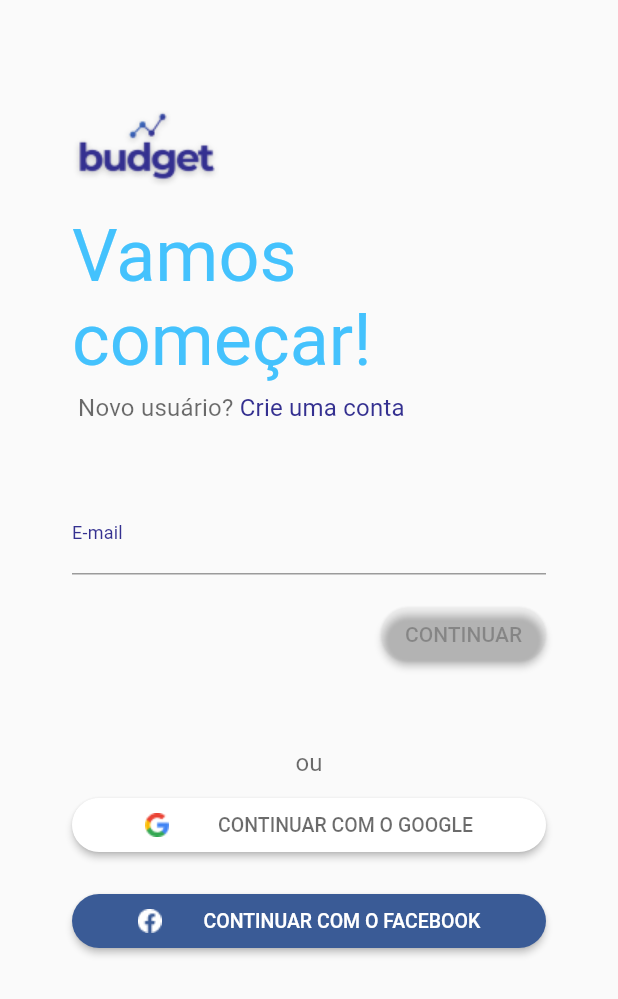
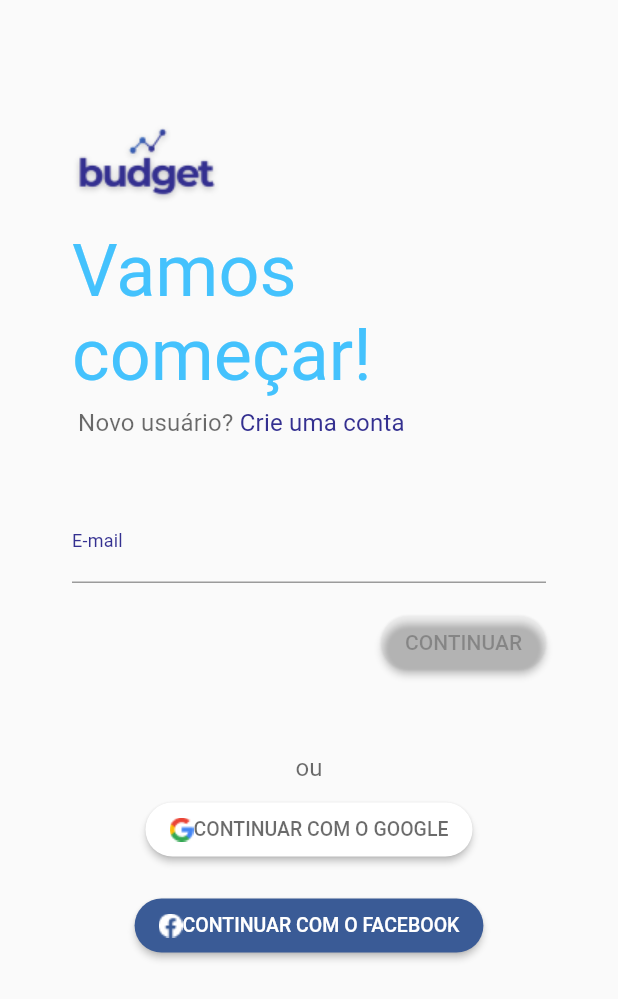
Before and after one commit to devguusta/RaroAcademy_Budget, a Flutter app: the screen it shows after launch, on a phone screen of 412 x 824 dp. Shown: the top 999 px of the screen. Run offline on Flutter 3.47's test engine with Material 2 defaults, Android fonts, the phone set to English and light mode, and no system bars; our stand-ins replace connectivity; missing offline and left inert: animated_card; project files that could hold a hidden picture were left out.

Commit message:
refactor: reajustes no layout initial page

```diff
--- a/lib/modules/home-page-filled/home_page.dart
+++ b/lib/modules/home-page-filled/home_page.dart
@@ -21,9 +21,10 @@ class _HomePageState extends State<HomePage> {
   late StreamSubscription sub;
   late bool isInternet = true;
   @override
-  void initState()  {
-    Future.delayed(Duration(seconds: 1), () {
-      sub =  Connectivity().onConnectivityChanged.listen((result) {
+  void initState() {
+    WidgetsBinding.instance!.addPostFrameCallback((_) {
+      checkInternet();
+      sub = Connectivity().onConnectivityChanged.listen((result) {
         setState(() {
           isInternet = (result != ConnectivityResult.none);
         });
@@ -31,6 +32,12 @@ class _HomePageState extends State<HomePage> {
     });
 
     super.initState();
+  }
+
+  void checkInternet() async {
+    if ((await Connectivity().checkConnectivity()) == ConnectivityResult.none) {
+      isInternet = false;
+    }
   }
 
   @override
@@ -72,7 +79,11 @@ class _HomePageState extends State<HomePage> {
                   mainAxisAlignment: MainAxisAlignment.center,
                   children: [
                     SizedBox(height: size.height * 0.3),
-                    Center(child: Text("Erro na\nconexão", style: AppTextStyles.kNoConnection,)),
+                    Center(
+                        child: Text(
+                      "Erro na\nconexão",
+                      style: AppTextStyles.kNoConnection,
+                    )),
                     Padding(
                       padding: const EdgeInsets.only(top: 24.0),
                       child: NextButtonWidget(
@@ -83,8 +94,7 @@ class _HomePageState extends State<HomePage> {
                   ],
                 ),
         ),
-          floatingActionButtonLocation:
-              FloatingActionButtonLocation.centerFloat,
+        floatingActionButtonLocation: FloatingActionButtonLocation.centerFloat,
         floatingActionButton: isInternet
             ? NextButtonWidget(
                 onTap: () {},
@@ -95,6 +105,4 @@ class _HomePageState extends State<HomePage> {
       ),
     );
   }
-
-
 }
--- a/lib/modules/login-page/initial_login_page.dart
+++ b/lib/modules/login-page/initial_login_page.dart
@@ -27,15 +27,23 @@ class _InitialLoginPageState extends State<InitialLoginPage> {
 
   @override
   Widget build(BuildContext context) {
+    Size size = MediaQuery.of(context).size;
     return Scaffold(
+      resizeToAvoidBottomInset: false,
       body: SingleChildScrollView(
         child: Column(
           crossAxisAlignment: CrossAxisAlignment.start,
+          mainAxisSize: MainAxisSize.min,
           children: [
-            const SizedBox(height: 72),
-            Padding(
+            SizedBox(height: size.height * 0.1),
+            Visibility(
+              visible: MediaQuery.of(context).viewInsets.bottom == 0,
+              child: Padding(
                 padding: const EdgeInsets.only(left: 48.0),
-              child: Image.asset(AppImages.logoBudget),
+                child: Hero(
+                tag: 'initial_logo',
+                child: Image.asset(AppImages.logoBudget)),
+              ),
             ),
             const Padding(
               padding: EdgeInsets.only(left: 48.0, top: 16),
@@ -59,7 +67,7 @@ class _InitialLoginPageState extends State<InitialLoginPage> {
                 ],
               ),
             ),
-            const SizedBox(height: 46),
+            SizedBox(height: size.height * 0.05),
             Form(
               key: _formKey,
               child: Column(
@@ -100,7 +108,7 @@ class _InitialLoginPageState extends State<InitialLoginPage> {
                       ),
                     ),
                   ),
-                  const SizedBox(height: 52),
+                  SizedBox(height: size.height * 0.06),
                   const Text(
                     "ou",
                     style: AppTextStyles.kSecondaryTextLoginPage,
@@ -108,6 +116,9 @@ class _InitialLoginPageState extends State<InitialLoginPage> {
                   const SizedBox(height: 8),
                   Padding(
                     padding: const EdgeInsets.symmetric(horizontal: 48.0),
+                    child: Expanded(
+                      child: FittedBox(
+                        fit: BoxFit.fitWidth,
                         child: ElevatedButton(
                           style: TextButton.styleFrom(
                             primary: AppColors.kTextButtonColor,
@@ -129,9 +140,14 @@ class _InitialLoginPageState extends State<InitialLoginPage> {
                           ),
                         ),
                       ),
+                    ),
+                  ),
                   const SizedBox(height: 16),
                   Padding(
                     padding: const EdgeInsets.symmetric(horizontal: 48.0),
+                    child: Expanded(
+                      child: FittedBox(
+                        fit: BoxFit.fitWidth,
                         child: ElevatedButton(
                           style: TextButton.styleFrom(
                             primary: AppColors.kWhite,
@@ -144,13 +160,18 @@ class _InitialLoginPageState extends State<InitialLoginPage> {
                           onPressed: () {},
                           child: Row(
                             mainAxisAlignment: MainAxisAlignment.spaceEvenly,
+                            mainAxisSize: MainAxisSize.min,
                             children: [
                               Image.asset(AppImages.logoFacebook),
                              const Text(
                                "CONTINUAR COM O FACEBOOK",
                                style: AppTextStyles.kTextButtonFacebook,
+                               maxLines: 2,
+
                              )
                             ],
+                          ),
+                        ),
                       ),
                     ),
                   ),
```
Lines whose indentation alone changed are shown as unchanged.
